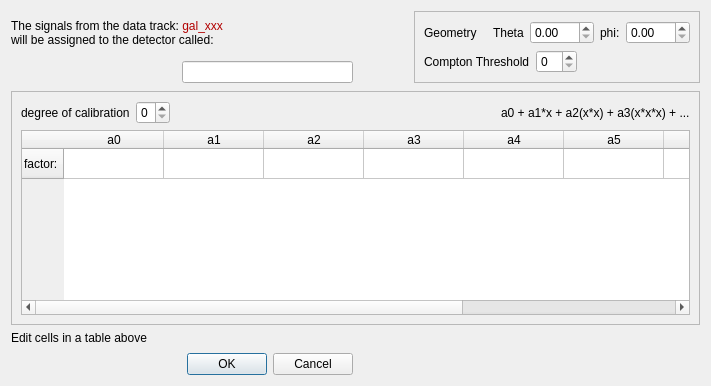
This is tcalibration_factors_dlg.ui in jgrebosz/test-greware as Qt 5 draws it before an edit. The edited form follows.
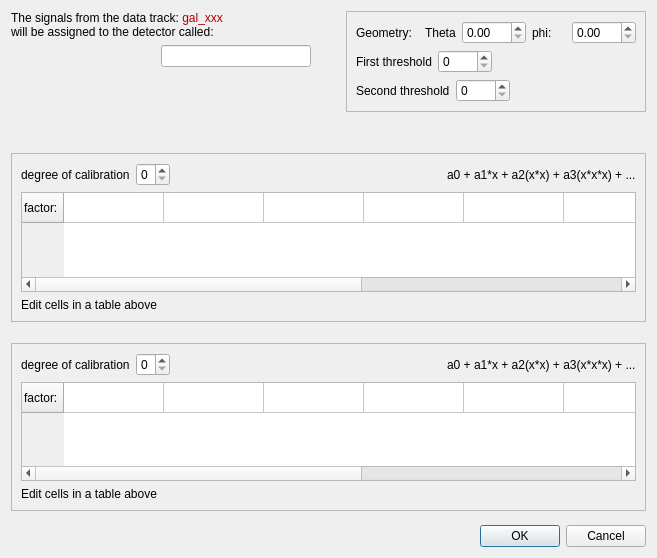
This is the edited form.

Commit message: 3 dialogs about enabling signals for galileo, euklides, neutronwall

```diff
--- a/tcalibration_factors_dlg.ui
+++ b/tcalibration_factors_dlg.ui
@@ -6,53 +6,66 @@
    <rect>
     <x>0</x>
     <y>0</y>
-    <width>711</width>
-    <height>386</height>
+    <width>657</width>
+    <height>558</height>
    </rect>
   </property>
   <property name="windowTitle">
    <string>Edit the detector parameters</string>
   </property>
-  <layout class="QGridLayout" name="gridLayout_3">
-   <item row="0" column="0">
-    <layout class="QVBoxLayout" name="verticalLayout">
+  <layout class="QVBoxLayout" name="verticalLayout_5">
+   <item>
+    <layout class="QHBoxLayout" name="horizontalLayout_4" stretch="10,1,10">
      <item>
-      <widget class="QLabel" name="label_data_track">
-       <property name="text">
-        <string>The signals from the data track: &lt;span style=&quot; color:#b20000;&quot;&gt;gal_xxx&lt;/span&gt;&lt;br/&gt;will be assigned to the detector called: </string>
-       </property>
-       <property name="textFormat">
-        <enum>Qt::RichText</enum>
-       </property>
-       <property name="wordWrap">
-        <bool>true</bool>
-       </property>
-      </widget>
-     </item>
-     <item>
-      <layout class="QHBoxLayout" name="horizontalLayout_3">
+      <layout class="QVBoxLayout" name="verticalLayout">
        <item>
-        <spacer name="horizontalSpacer_4">
+        <widget class="QLabel" name="label_data_track">
+         <property name="text">
+          <string>The signals from the data track: &lt;span style=&quot; color:#b20000;&quot;&gt;gal_xxx&lt;/span&gt;&lt;br/&gt;will be assigned to the detector called: </string>
+         </property>
+         <property name="textFormat">
+          <enum>Qt::RichText</enum>
+         </property>
+         <property name="wordWrap">
+          <bool>true</bool>
+         </property>
+        </widget>
+       </item>
+       <item>
+        <layout class="QHBoxLayout" name="horizontalLayout_3">
+         <item>
+          <spacer name="horizontalSpacer_4">
+           <property name="orientation">
+            <enum>Qt::Horizontal</enum>
+           </property>
+           <property name="sizeHint" stdset="0">
+            <size>
+             <width>40</width>
+             <height>20</height>
+            </size>
+           </property>
+          </spacer>
+         </item>
+         <item>
+          <widget class="QLineEdit" name="LineEdit_det_name"/>
+         </item>
+        </layout>
+       </item>
+       <item>
+        <spacer name="verticalSpacer">
          <property name="orientation">
-          <enum>Qt::Horizontal</enum>
+          <enum>Qt::Vertical</enum>
          </property>
          <property name="sizeHint" stdset="0">
           <size>
-           <width>40</width>
-           <height>20</height>
+           <width>20</width>
+           <height>40</height>
           </size>
          </property>
         </spacer>
        </item>
-       <item>
-        <widget class="QLineEdit" name="LineEdit_det_name"/>
-       </item>
       </layout>
      </item>
-    </layout>
-   </item>
-   <item row="0" column="1">
-    <layout class="QHBoxLayout" name="horizontalLayout_7">
      <item>
       <spacer name="horizontalSpacer_2">
        <property name="orientation">
@@ -60,7 +73,7 @@
        </property>
        <property name="sizeHint" stdset="0">
         <size>
-         <width>40</width>
+         <width>18</width>
          <height>20</height>
         </size>
        </property>
@@ -74,20 +87,13 @@
        <property name="frameShadow">
         <enum>QFrame::Raised</enum>
        </property>
-       <layout class="QGridLayout" name="gridLayout">
-        <item row="0" column="0">
-         <layout class="QHBoxLayout" name="horizontalLayout_4">
+       <layout class="QVBoxLayout" name="verticalLayout_3">
+        <item>
+         <layout class="QHBoxLayout" name="horizontalLayout_geometry">
           <item>
-           <widget class="QLabel" name="label_8">
+           <widget class="QLabel" name="label_theta">
             <property name="text">
-             <string>Geometry   </string>
-            </property>
-           </widget>
-          </item>
-          <item>
-           <widget class="QLabel" name="label_5">
-            <property name="text">
-             <string>Theta</string>
+             <string>Geometry:    Theta</string>
             </property>
            </widget>
           </item>
@@ -99,7 +105,7 @@
            </widget>
           </item>
           <item>
-           <widget class="QLabel" name="label_6">
+           <widget class="QLabel" name="label_phi">
             <property name="text">
              <string>phi:</string>
             </property>
@@ -114,17 +120,21 @@
           </item>
          </layout>
         </item>
-        <item row="1" column="0">
-         <layout class="QHBoxLayout" name="horizontalLayout_5">
+        <item>
+         <layout class="QHBoxLayout" name="horizontalLayout_first_thr">
           <item>
-           <widget class="QLabel" name="label_7">
+           <widget class="QLabel" name="label_first_threshold">
             <property name="text">
-             <string>Compton Threshold</string>
+             <string>First threshold</string>
             </property>
            </widget>
           </item>
           <item>
-           <widget class="QSpinBox" name="spinBox_compton"/>
+           <widget class="QSpinBox" name="spinBox_first_threshold">
+            <property name="maximum">
+             <number>8000</number>
+            </property>
+           </widget>
           </item>
           <item>
            <spacer name="horizontalSpacer_3">
@@ -141,26 +151,69 @@
           </item>
          </layout>
         </item>
+        <item>
+         <layout class="QHBoxLayout" name="horizontalLayout_second_thr">
+          <item>
+           <widget class="QLabel" name="label_second_threshold">
+            <property name="text">
+             <string>Second threshold</string>
+            </property>
+           </widget>
+          </item>
+          <item>
+           <widget class="QSpinBox" name="spinBox_second_threshold">
+            <property name="maximum">
+             <number>8000</number>
+            </property>
+           </widget>
+          </item>
+          <item>
+           <spacer name="horizontalSpacer_6">
+            <property name="orientation">
+             <enum>Qt::Horizontal</enum>
+            </property>
+            <property name="sizeHint" stdset="0">
+             <size>
+              <width>40</width>
+              <height>20</height>
+             </size>
+            </property>
+           </spacer>
+          </item>
+         </layout>
+        </item>
        </layout>
       </widget>
      </item>
     </layout>
    </item>
-   <item row="1" column="1">
-    <spacer name="verticalSpacer_2">
+   <item>
+    <spacer name="verticalSpacer_5">
      <property name="orientation">
       <enum>Qt::Vertical</enum>
      </property>
      <property name="sizeHint" stdset="0">
       <size>
        <width>20</width>
-       <height>10</height>
+       <height>37</height>
       </size>
      </property>
     </spacer>
    </item>
-   <item row="2" column="0" colspan="2">
-    <widget class="QFrame" name="frame_2">
+   <item>
+    <widget class="QFrame" name="frame_calibration">
+     <property name="sizePolicy">
+      <sizepolicy hsizetype="Preferred" vsizetype="Fixed">
+       <horstretch>0</horstretch>
+       <verstretch>0</verstretch>
+      </sizepolicy>
+     </property>
+     <property name="maximumSize">
+      <size>
+       <width>16777215</width>
+       <height>200</height>
+      </size>
+     </property>
      <property name="frameShape">
       <enum>QFrame::StyledPanel</enum>
      </property>
@@ -208,12 +261,33 @@
       </item>
       <item>
        <widget class="QTableWidget" name="tableWidget">
+        <property name="sizePolicy">
+         <sizepolicy hsizetype="Expanding" vsizetype="Maximum">
+          <horstretch>0</horstretch>
+          <verstretch>0</verstretch>
+         </sizepolicy>
+        </property>
+        <property name="maximumSize">
+         <size>
+          <width>16777215</width>
+          <height>100</height>
+         </size>
+        </property>
+        <property name="baseSize">
+         <size>
+          <width>0</width>
+          <height>0</height>
+         </size>
+        </property>
         <property name="rowCount">
          <number>1</number>
         </property>
         <property name="columnCount">
          <number>9</number>
         </property>
+        <attribute name="horizontalHeaderVisible">
+         <bool>false</bool>
+        </attribute>
         <row>
          <property name="text">
           <string>factor:</string>
@@ -266,17 +340,206 @@
         </column>
        </widget>
       </item>
+      <item>
+       <widget class="QLabel" name="label_2">
+        <property name="text">
+         <string>Edit cells in a table above</string>
+        </property>
+       </widget>
+      </item>
+      <item>
+       <spacer name="verticalSpacer_4">
+        <property name="orientation">
+         <enum>Qt::Vertical</enum>
+        </property>
+        <property name="sizeHint" stdset="0">
+         <size>
+          <width>20</width>
+          <height>0</height>
+         </size>
+        </property>
+       </spacer>
+      </item>
      </layout>
     </widget>
    </item>
-   <item row="3" column="0">
-    <widget class="QLabel" name="label_2">
-     <property name="text">
-      <string>Edit cells in a table above</string>
+   <item>
+    <spacer name="verticalSpacer_7">
+     <property name="orientation">
+      <enum>Qt::Vertical</enum>
      </property>
+     <property name="sizeHint" stdset="0">
+      <size>
+       <width>20</width>
+       <height>17</height>
+      </size>
+     </property>
+    </spacer>
+   </item>
+   <item>
+    <widget class="QFrame" name="frame_calibration_2">
+     <property name="sizePolicy">
+      <sizepolicy hsizetype="Preferred" vsizetype="Maximum">
+       <horstretch>0</horstretch>
+       <verstretch>0</verstretch>
+      </sizepolicy>
+     </property>
+     <property name="maximumSize">
+      <size>
+       <width>16777215</width>
+       <height>200</height>
+      </size>
+     </property>
+     <property name="frameShape">
+      <enum>QFrame::StyledPanel</enum>
+     </property>
+     <property name="frameShadow">
+      <enum>QFrame::Raised</enum>
+     </property>
+     <layout class="QVBoxLayout" name="verticalLayout_4">
+      <item>
+       <layout class="QHBoxLayout" name="horizontalLayout_5">
+        <item>
+         <widget class="QLabel" name="label_degree_2">
+          <property name="text">
+           <string>degree of calibration</string>
+          </property>
+         </widget>
+        </item>
+        <item>
+         <widget class="QSpinBox" name="spinBox_degree_2">
+          <property name="maximum">
+           <number>5</number>
+          </property>
+         </widget>
+        </item>
+        <item>
+         <spacer name="horizontalSpacer_5">
+          <property name="orientation">
+           <enum>Qt::Horizontal</enum>
+          </property>
+          <property name="sizeHint" stdset="0">
+           <size>
+            <width>40</width>
+            <height>20</height>
+           </size>
+          </property>
+         </spacer>
+        </item>
+        <item>
+         <widget class="QLabel" name="label_7">
+          <property name="text">
+           <string>a0 + a1*x + a2(x*x) + a3(x*x*x) + ...</string>
+          </property>
+         </widget>
+        </item>
+       </layout>
+      </item>
+      <item>
+       <widget class="QTableWidget" name="tableWidget_2">
+        <property name="sizePolicy">
+         <sizepolicy hsizetype="Expanding" vsizetype="Maximum">
+          <horstretch>0</horstretch>
+          <verstretch>0</verstretch>
+         </sizepolicy>
+        </property>
+        <property name="maximumSize">
+         <size>
+          <width>16777215</width>
+          <height>100</height>
+         </size>
+        </property>
+        <property name="baseSize">
+         <size>
+          <width>0</width>
+          <height>0</height>
+         </size>
+        </property>
+        <property name="rowCount">
+         <number>1</number>
+        </property>
+        <property name="columnCount">
+         <number>9</number>
+        </property>
+        <attribute name="horizontalHeaderVisible">
+         <bool>false</bool>
+        </attribute>
+        <row>
+         <property name="text">
+          <string>factor:</string>
+         </property>
+        </row>
+        <column>
+         <property name="text">
+          <string>a0</string>
+         </property>
+        </column>
+        <column>
+         <property name="text">
+          <string>a1</string>
+         </property>
+        </column>
+        <column>
+         <property name="text">
+          <string>a2</string>
+         </property>
+        </column>
+        <column>
+         <property name="text">
+          <string>a3</string>
+         </property>
+        </column>
+        <column>
+         <property name="text">
+          <string>a4</string>
+         </property>
+        </column>
+        <column>
+         <property name="text">
+          <string>a5</string>
+         </property>
+        </column>
+        <column>
+         <property name="text">
+          <string>a6</string>
+         </property>
+        </column>
+        <column>
+         <property name="text">
+          <string>a7</string>
+         </property>
+        </column>
+        <column>
+         <property name="text">
+          <string>a8</string>
+         </property>
+        </column>
+       </widget>
+      </item>
+      <item>
+       <widget class="QLabel" name="label_9">
+        <property name="text">
+         <string>Edit cells in a table above</string>
+        </property>
+       </widget>
+      </item>
+      <item>
+       <spacer name="verticalSpacer_6">
+        <property name="orientation">
+         <enum>Qt::Vertical</enum>
+        </property>
+        <property name="sizeHint" stdset="0">
+         <size>
+          <width>20</width>
+          <height>0</height>
+         </size>
+        </property>
+       </spacer>
+      </item>
+     </layout>
     </widget>
    </item>
-   <item row="4" column="1">
+   <item>
     <spacer name="verticalSpacer_3">
      <property name="orientation">
       <enum>Qt::Vertical</enum>
@@ -289,7 +552,7 @@
      </property>
     </spacer>
    </item>
-   <item row="5" column="0">
+   <item>
     <layout class="QHBoxLayout" name="horizontalLayout_2">
      <item>
       <widget class="QDialogButtonBox" name="buttonBox">
```
Left out of the diff: 21 changed lines with no effect on the pictures. The commit also changes 14 other files.
